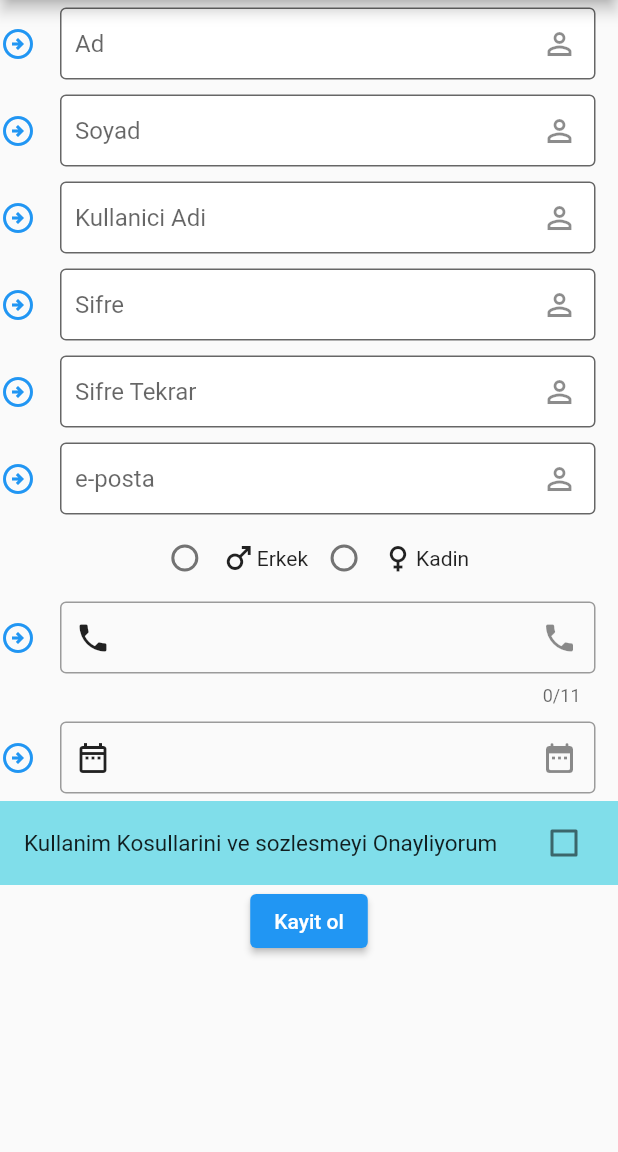
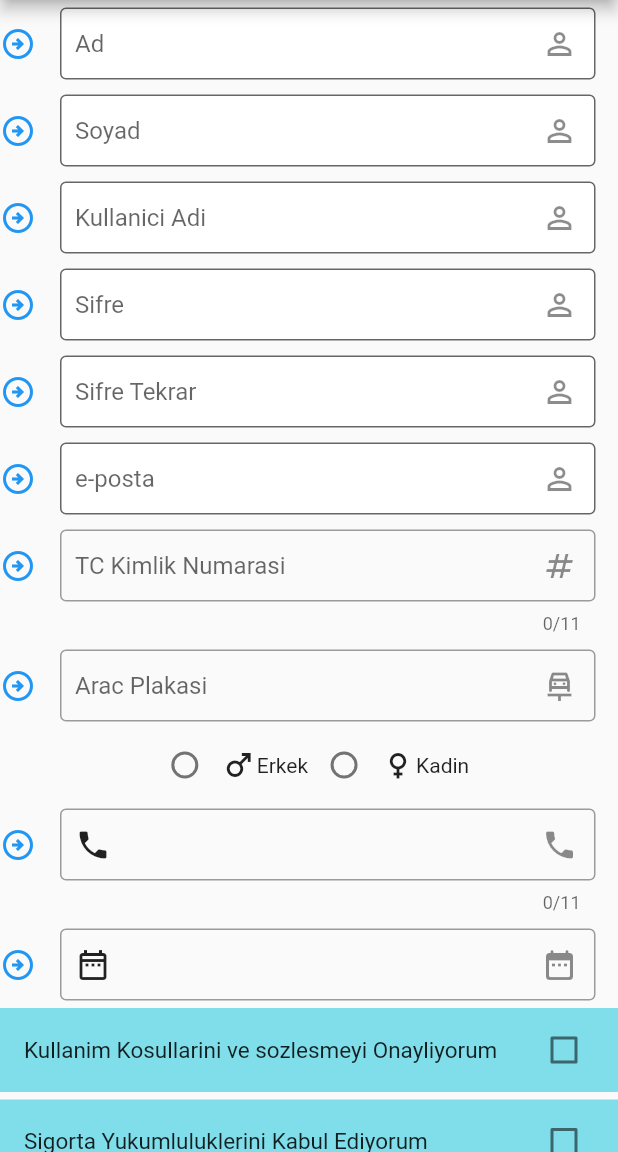
Before and after one commit to tahaturan/yazilim_proje_yonetimi_nakliyecim, a Flutter app: the RegisterScreen screen opened directly, after a tap on "Sofor Kaydi", on a phone screen of 412 x 824 dp, the part 84-1236 px from its top. Run offline on Flutter 3.47's test engine with Material 2 defaults, Android fonts, the phone set to English and light mode, and no system bars; network calls fail.

Commit message:
Sofor Kayit Ekrani Yapildi

```diff
--- a/lib/views/register_screen.dart
+++ b/lib/views/register_screen.dart
@@ -1,4 +1,5 @@
 import 'package:flutter/material.dart';
+import 'package:yazilim_proje_yonetimi/views/sofor_kayit.dart';
 import 'package:yazilim_proje_yonetimi/views/user_register.dart';
 
 class RegisterScreen extends StatefulWidget {
@@ -48,7 +49,7 @@ class _RegisterScreenState extends State<RegisterScreen> {
                     Navigator.push(
                         context,
                         MaterialPageRoute(
-                          builder: (context) => const UserRegister(),
+                          builder: (context) => const SoforKayit(),
                         ));
                   },
                   child: Row(
--- /dev/null
+++ b/lib/views/sofor_kayit.dart
@@ -0,0 +1,187 @@
+import 'package:flutter/material.dart';
+import 'package:yazilim_proje_yonetimi/main.dart';
+import 'package:yazilim_proje_yonetimi/widgets/text_filled.dart';
+
+class SoforKayit extends StatefulWidget {
+  const SoforKayit({Key? key}) : super(key: key);
+
+  @override
+  State<SoforKayit> createState() => _SoforKayitState();
+}
+
+class _SoforKayitState extends State<SoforKayit> {
+  int radioDeger = 0;
+  bool checkKontrol = false;
+  bool checkKontrolSigorta = false;
+  var tfDate = TextEditingController();
+  @override
+  Widget build(BuildContext context) {
+    return Scaffold(
+      appBar: AppBar(
+        backgroundColor: Colors.blue[300],
+        title: const Text("Kullanici Kaydi"),
+      ),
+      body: SingleChildScrollView(
+        child: Column(
+          children: [
+            TextFilled(yazi: "Ad", durum: false),
+            TextFilled(yazi: "Soyad", durum: false),
+            TextFilled(yazi: "Kullanici Adi", durum: false),
+            TextFilled(yazi: "Sifre", durum: true),
+            TextFilled(yazi: "Sifre Tekrar", durum: true),
+            TextFilled(yazi: "e-posta", durum: false),
+            const Padding(
+              padding: EdgeInsets.only(bottom: 5, top: 5, right: 15),
+              child: TextField(
+                decoration: InputDecoration(
+                  hintText: "TC Kimlik Numarasi",
+                  icon: Icon(
+                    Icons.arrow_circle_right_outlined,
+                    color: Colors.blue,
+                  ),
+                  border: OutlineInputBorder(),
+                  contentPadding: EdgeInsets.all(10),
+                  suffixIcon: Icon(Icons.numbers),
+                ),
+                maxLength: 11,
+                keyboardType: TextInputType.number,
+              ),
+            ),
+            const Padding(
+              padding: EdgeInsets.only(bottom: 5, top: 5, right: 15),
+              child: TextField(
+                decoration: InputDecoration(
+                  hintText: "Arac Plakasi",
+                  icon: Icon(
+                    Icons.arrow_circle_right_outlined,
+                    color: Colors.blue,
+                  ),
+                  border: OutlineInputBorder(),
+                  contentPadding: EdgeInsets.all(10),
+                  suffixIcon: Icon(Icons.car_repair_outlined),
+                ),
+              ),
+            ),
+            Row(
+              mainAxisAlignment: MainAxisAlignment.center,
+              children: [
+                Radio(
+                  value: 1,
+                  groupValue: radioDeger,
+                  onChanged: (int? veri) {
+                    setState(() {
+                      radioDeger = veri!;
+                    });
+                  },
+                ),
+                Row(
+                  children: const [Icon(Icons.male), Text("Erkek")],
+                ),
+                Radio(
+                  value: 2,
+                  groupValue: radioDeger,
+                  onChanged: (int? veri) {
+                    setState(() {
+                      radioDeger = veri!;
+                    });
+                  },
+                ),
+                Row(
+                  children: const [Icon(Icons.female), Text("Kadin")],
+                )
+              ],
+            ),
+            const Padding(
+              padding: EdgeInsets.only(bottom: 5, top: 5, right: 15),
+              child: TextField(
+                decoration: InputDecoration(
+                  hintText: "Telefon Numarasi",
+                  icon: Icon(
+                    Icons.arrow_circle_right_outlined,
+                    color: Colors.blue,
+                  ),
+                  border: OutlineInputBorder(),
+                  contentPadding: EdgeInsets.all(10),
+                  label: Icon(Icons.phone),
+                  suffixIcon: Icon(Icons.phone),
+                ),
+                maxLength: 11,
+                keyboardType: TextInputType.number,
+              ),
+            ),
+            Padding(
+              padding: const EdgeInsets.only(bottom: 5, top: 5, right: 15),
+              child: TextField(
+                controller: tfDate,
+                decoration: const InputDecoration(
+                  hintText: "Dogum Tarihi",
+                  icon: Icon(
+                    Icons.arrow_circle_right_outlined,
+                    color: Colors.blue,
+                  ),
+                  border: OutlineInputBorder(),
+                  contentPadding: EdgeInsets.all(10),
+                  label: Icon(Icons.date_range_outlined),
+                  suffixIcon: Icon(Icons.date_range_rounded),
+                ),
+                keyboardType: TextInputType.datetime,
+                onTap: () {
+                  showDatePicker(
+                    context: context,
+                    initialDate: DateTime.now(),
+                    firstDate: DateTime(1970),
+                    lastDate: DateTime(2025),
+                  ).then((secilenTarih) {
+                    setState(() {
+                      tfDate.text =
+                          "${secilenTarih!.day}/${secilenTarih.month}/${secilenTarih.year}";
+                    });
+                  });
+                },
+              ),
+            ),
+            CheckboxListTile(
+              value: checkKontrol,
+              onChanged: (bool? veri) {
+                setState(() {
+                  checkKontrol = veri!;
+                });
+              },
+              title: const Text(
+                "Kullanim Kosullarini ve sozlesmeyi Onayliyorum",
+                style: TextStyle(fontSize: 15),
+              ),
+              tileColor: Colors.cyan[200],
+            ),
+            const SizedBox(height: 5),
+            CheckboxListTile(
+              value: checkKontrolSigorta,
+              onChanged: (bool? veri) {
+                setState(() {
+                  checkKontrolSigorta = veri!;
+                });
+              },
+              title: const Text(
+                "Sigorta Yukumluluklerini Kabul Ediyorum",
+                style: TextStyle(fontSize: 15),
+              ),
+              tileColor: Colors.cyan[200],
+            ),
+            ElevatedButton(
+              onPressed: () {
+                Navigator.pushReplacement(
+                    context,
+                    MaterialPageRoute(
+                      builder: (context) => const MyApp(),
+                    ));
+              },
+              child: const Text(
+                "Kayit ol",
+              ),
+            ),
+          ],
+        ),
+      ),
+    );
+  }
+}
```
